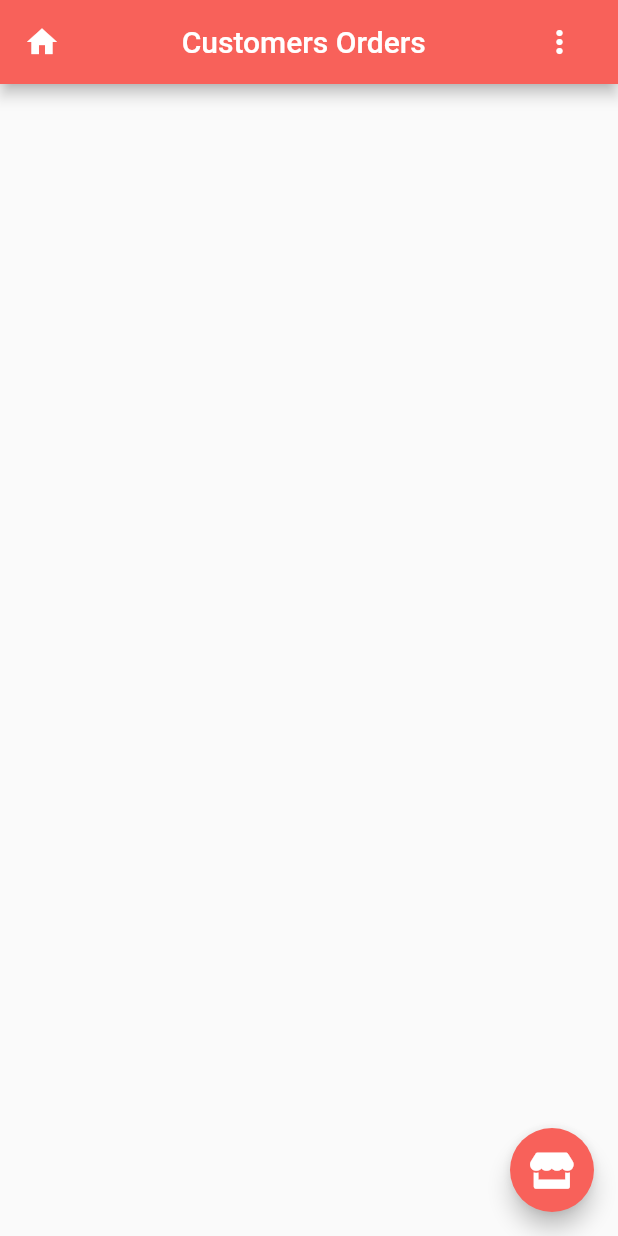
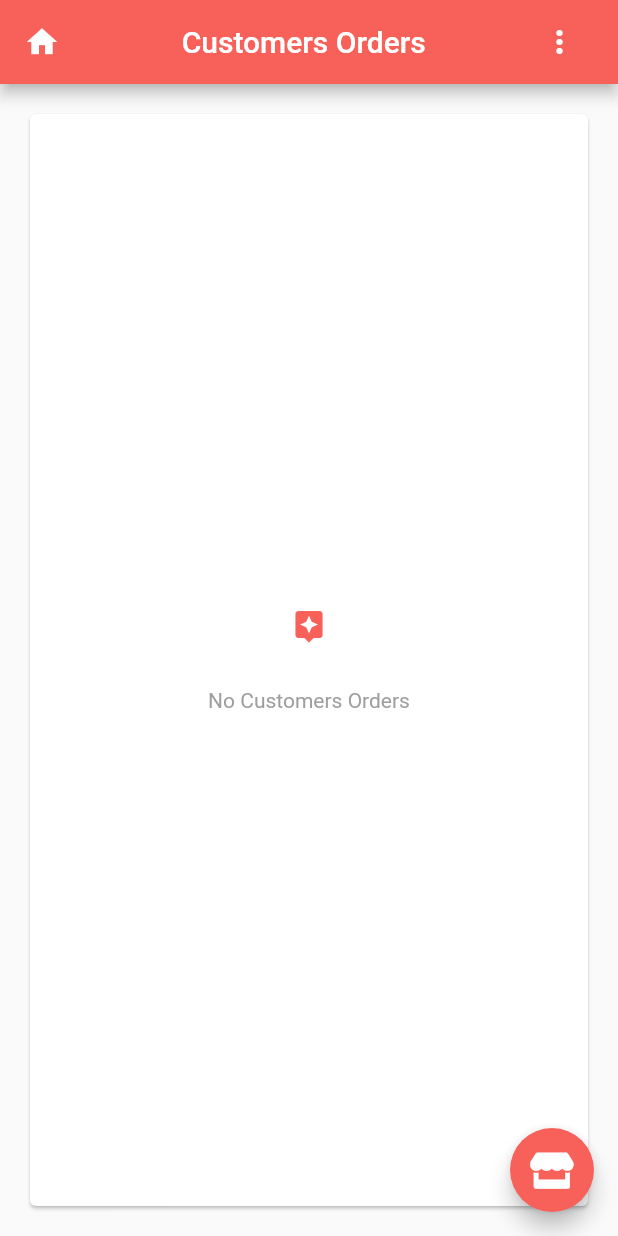
Before and after one commit to iChicago/homathon, a Flutter app: the OrdersPage screen opened by its route, on a phone screen of 412 x 824 dp. Run offline on Flutter 3.47's test engine with Material 2 defaults, Android fonts, the light colour scheme and no system bars; our stand-ins replace flutter_form_builder, font_awesome_flutter, google_maps_flutter, location.

Commit message:
* Add no data found for customer orders * re add cancelled items to inventory

```diff
--- /dev/null
+++ b/mobile_store_driver/lib/custom-component/no-data-found.dart
@@ -0,0 +1,39 @@
+import 'package:flutter/cupertino.dart';
+import 'package:flutter/material.dart';
+
+class NoDataFound extends StatelessWidget {
+  NoDataFound({this.emptyTex = '', @required this.iconColor});
+
+  String emptyTex;
+  Color iconColor;
+
+  @override
+  Widget build(BuildContext context) {
+    return Container(
+//      height: 200,
+      child: Padding(
+        padding: const EdgeInsets.all(16.0),
+        child: Card(
+          color: Colors.white,
+          elevation: 1.0,
+          child: Padding(
+              padding: EdgeInsets.all(20),
+              child: Column(
+                crossAxisAlignment: CrossAxisAlignment.center,
+                mainAxisAlignment: MainAxisAlignment.center,
+                children: <Widget>[
+                  Icon(Icons.assistant, color: this.iconColor),
+                  SizedBox(
+                    height: 30,
+                  ),
+                  Text(
+                    this.emptyTex,
+                    style: TextStyle(color: Colors.grey),
+                  )
+                ],
+              )),
+        ),
+      ),
+    );
+  }
+}
--- a/mobile_store_driver/lib/model/customer/item.dart
+++ b/mobile_store_driver/lib/model/customer/item.dart
@@ -5,7 +5,6 @@ class Item {
       {this.itemName,
       this.quantity,
       this.pricePerUnit,
-      this.remaining,
       this.image}) {
     this.totalPrice = this.pricePerUnit * this.quantity;
   }
@@ -15,5 +14,4 @@ class Item {
   double pricePerUnit;
   double totalPrice;
   AssetImage image;
-  int remaining;
 }
--- a/mobile_store_driver/lib/screen/customer-order/cancel_order_page.dart
+++ b/mobile_store_driver/lib/screen/customer-order/cancel_order_page.dart
@@ -33,8 +33,7 @@ class CancleOrderPage extends StatelessWidget {
                     child: ListTile(
                       title: Text(item),
                       onTap: () {
-                        this.order.status = Constants.STATUS_CANCELLED;
-                        this.order.cancellationReason = item;
+                        this.order.cancelOrder(item);
                         Navigator.push(
                             context,
                             MaterialPageRoute(
--- a/mobile_store_driver/lib/screen/customer-order/order.screen.dart
+++ b/mobile_store_driver/lib/screen/customer-order/order.screen.dart
@@ -2,6 +2,7 @@ import 'package:flutter/cupertino.dart';
 import 'package:flutter/material.dart';
 import 'package:font_awesome_flutter/font_awesome_flutter.dart';
 import 'package:mobile_store_driver/constants.dart';
+import 'package:mobile_store_driver/custom-component/no-data-found.dart';
 import 'package:mobile_store_driver/model/customer/order.dart';
 import 'package:mobile_store_driver/screen/customer-order/order-details.screen.dart';
 import 'package:mobile_store_driver/screen/driver-orders/driver_orders.screen.dart';
@@ -94,13 +95,28 @@ class _OrdersPageState extends State<OrdersPage> {
           )
         ],
       ),
-      body: ListView.builder(
+      body: buildOrderListItems(),
+    );
+  }
+
+  Widget buildOrderListItems() {
+    if (orders.isNotEmpty) {
+      return ListView.builder(
         itemCount: orders.length,
         itemBuilder: (BuildContext context, int index) {
           return getItemListTile(index);
         },
-      ),
-    );
+      );
+    } else {
+      return Row(children: <Widget>[
+        Expanded(
+          child: NoDataFound(
+            emptyTex: 'No Customers Orders',
+            iconColor: Constants.DRIVER_APP_COLOR,
+          ),
+        ),
+      ]);
+    }
   }
 
   Widget getItemListTile(index) {
--- a/mobile_store_driver/lib/screen/supermarket/supermarket_orders.dart
+++ b/mobile_store_driver/lib/screen/supermarket/supermarket_orders.dart
@@ -1,6 +1,7 @@
 import 'package:flutter/cupertino.dart';
 import 'package:flutter/material.dart';
 import 'package:font_awesome_flutter/font_awesome_flutter.dart';
+import 'package:mobile_store_driver/custom-component/no-data-found.dart';
 import 'package:mobile_store_driver/model/driver/refill_order.dart';
 import 'package:mobile_store_driver/screen/login_page.dart';
 import 'package:mobile_store_driver/screen/supermarket/supermarket_order_items_details.dart';
@@ -54,13 +55,21 @@ class SuperMarketOrdersPage extends StatelessWidget {
     );
   }
 
-  ListView buildRefillOrdersListView(isStore) {
-    List<RefillOrder> orders;
+  Widget buildRefillOrdersListView(isStore) {
+    List<RefillOrder> orders = [];
     if (isStore) {
+      if (RefillOrder.todayStoreOrder != null) {
         orders = [RefillOrder.todayStoreOrder];
+      }
     } else {
       orders = RefillOrder.driverRefillOrders;
     }
+    if (orders.isEmpty) {
+      return NoDataFound(
+        emptyTex: isStore ? 'No Store Orders' : 'No Refill Orders',
+        iconColor: Constants.SUPERMARKET_APP_COLOR,
+      );
+    } else {
       return ListView.builder(
         itemCount: orders.length,
         itemBuilder: (BuildContext context, int index) {
@@ -127,3 +136,4 @@ class SuperMarketOrdersPage extends StatelessWidget {
       );
     }
   }
+}
```
Also changed, not shown: mobile_store_driver/lib/model/customer/order.dart (+13 -0 lines), mobile_store_driver/lib/screen/driver-orders/driver_orders.screen.dart (+4 -25 lines). Lines whose indentation alone changed are shown as unchanged.
